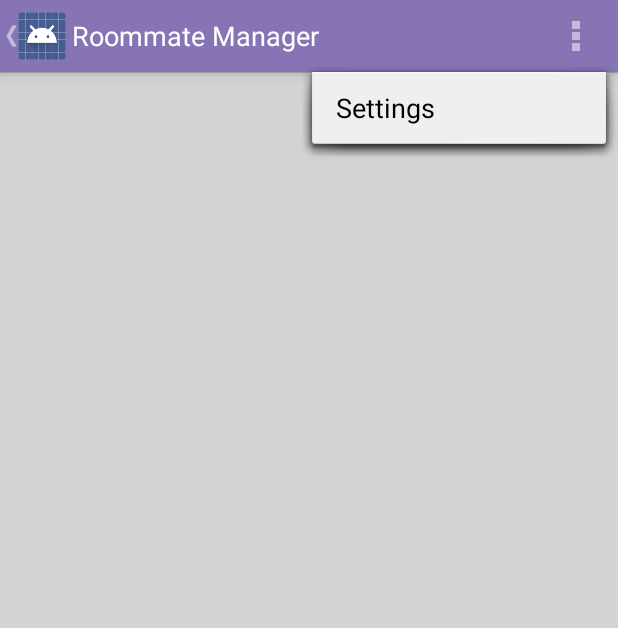
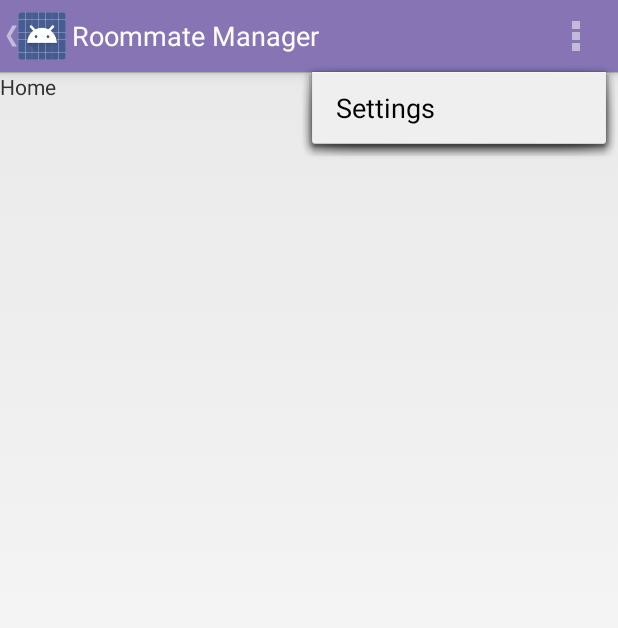
Before and after one commit to GVanderLugt/RoommateManager, an Android app: the screen it shows after launch (MainActivity), with the options menu open, on a phone screen of 412 x 824 dp. Shown: the top 628 px of the screen. Run offline under Robolectric (Android 15) with nearby library versions, the phone set to English and light mode, and no system bars; 2 statements that could not run were skipped.

Commit message:
Created Primary Fragments

```diff
--- /dev/null
+++ b/app/src/main/java/edu/iupui/gdvander/roommatemanager/app/HomeFragment.java
@@ -0,0 +1,17 @@
+package edu.iupui.gdvander.roommatemanager.app;
+
+import android.os.Bundle;
+import android.app.Fragment;
+import android.view.LayoutInflater;
+import android.view.View;
+import android.view.ViewGroup;
+
+public class HomeFragment extends Fragment {
+    @Override
+    public View onCreateView(LayoutInflater inflater, ViewGroup container,
+                             Bundle savedInstanceState){
+        View rootView = inflater.inflate(R.layout.fragment_home, container, false);
+
+        return rootView;
+    }
+}
--- a/app/src/main/java/edu/iupui/gdvander/roommatemanager/app/MainActivity.java
+++ b/app/src/main/java/edu/iupui/gdvander/roommatemanager/app/MainActivity.java
@@ -49,11 +49,45 @@ public class MainActivity extends Activity
 
     @Override
     public void onNavigationDrawerItemSelected(int position) {
+        //Set the initial fragment to the HomeFragment
+        Fragment fragment = new HomeFragment();
+
+        //Set the initial title to 'Home'
+        mTitle = getString(R.string.title_section1);
+
+        //Declare the fragment manager
+        FragmentManager fragmentManager = getFragmentManager();
+
+        //Switch to the fragment selected
+        switch(position){
+            case 0:
+                fragment = new HomeFragment();
+                mTitle = getString(R.string.title_section1);
+                break;
+            case 1:
+                fragment = new GroceriesFragment();
+                mTitle = getString(R.string.title_section2);
+                break;
+            case 2:
+                fragment = new FinancesFragment();
+                mTitle = getString(R.string.title_section3);
+                break;
+            case 3:
+                fragment = new ToDoFragment();
+                mTitle = getString(R.string.title_section4);
+                break;
+        }
+
+        //Replace the existing fragment with the new fragment
+        fragmentManager.beginTransaction().replace(R.id.container, fragment).commit();
+
+       /*
         // update the main content by replacing fragments
         FragmentManager fragmentManager = getFragmentManager();
         fragmentManager.beginTransaction()
                 .replace(R.id.container, PlaceholderFragment.newInstance(position + 1))
                 .commit();
+                */
     }
 
     public void onSectionAttached(int number) {
@@ -66,6 +100,9 @@ public class MainActivity extends Activity
                 break;
             case 3:
                 mTitle = getString(R.string.title_section3);
+                break;
+            case 4:
+                mTitle = getString(R.string.title_section4);
                 break;
         }
     }
@@ -105,18 +142,18 @@ public class MainActivity extends Activity
 
     /**
      * A placeholder fragment containing a simple view.
-     */
+
     public static class PlaceholderFragment extends Fragment {
         /**
          * The fragment argument representing the section number for this
          * fragment.
-         */
+
         private static final String ARG_SECTION_NUMBER = "section_number";
 
         /**
          * Returns a new instance of this fragment for the given section
          * number.
-         */
+
         public static PlaceholderFragment newInstance(int sectionNumber) {
             PlaceholderFragment fragment = new PlaceholderFragment();
             Bundle args = new Bundle();
@@ -142,5 +179,6 @@ public class MainActivity extends Activity
                     getArguments().getInt(ARG_SECTION_NUMBER));
         }
     }
+        **/
 
 }
--- /dev/null
+++ b/app/src/main/res/drawable-hdpi/activated_background.xml
@@ -0,0 +1,7 @@
+<?xml version="1.0" encoding="utf-8"?>
+
+<selector xmlns:android="http://schemas.android.com/apk/res/android">
+    <item android:state_activated="true" android:drawable="@drawable/list_selected"/>
+    <item android:state_selected="true" android:drawable="@drawable/list_selected"/>
+    <item android:state_pressed="true" android:drawable="@drawable/list_selected"/>
+</selector>
--- /dev/null
+++ b/app/src/main/res/layout/fragment_home.xml
@@ -0,0 +1,13 @@
+<FrameLayout xmlns:android="http://schemas.android.com/apk/res/android"
+    xmlns:tools="http://schemas.android.com/tools"
+    android:layout_width="match_parent"
+    android:layout_height="match_parent"
+    tools:context="edu.iupui.gdvander.roommatemanager.app.HomeFragment">
+
+    <!-- TODO: Update blank fragment layout -->
+    <TextView
+        android:layout_width="match_parent"
+        android:layout_height="match_parent"
+        android:text="Home" />
+
+</FrameLayout>
--- a/app/src/main/res/values/drawable.xml
+++ b/app/src/main/res/values/drawable.xml
@@ -7,4 +7,8 @@
 
     <!-- Relative Layout Drawables -->
     <drawable name="relative_layout_background">#ffd3d3d3</drawable>
+
+    <!-- Nav Drawer List View Drawables -->
+    <drawable name="list_selected">#ff695797</drawable>
+
 </resources>
--- a/app/src/main/res/values/strings.xml
+++ b/app/src/main/res/values/strings.xml
@@ -8,10 +8,10 @@
     <string name="title_section2">Groceries</string>
     <string name="title_section3">Finances</string>
     <string name="title_section4">To - Do</string>
-
     <string name="navigation_drawer_open">Open navigation drawer</string>
     <string name="navigation_drawer_close">Close navigation drawer</string>
     <string name="action_example">Example action</string>
     <string name="action_settings">Settings</string>
+    <string name="hello_blank_fragment">Hello blank fragment</string>
 
 </resources>
--- a/app/src/main/res/values/styles.xml
+++ b/app/src/main/res/values/styles.xml
@@ -4,6 +4,7 @@
     <style name="AppTheme" parent="android:Theme.Holo.Light.DarkActionBar">
         <!-- Customize your theme here. -->
         <item name="android:actionBarStyle">@style/AppTheme.ActionBar</item>
+        <item name="android:activatedBackgroundIndicator">@drawable/activated_background</item>
     </style>
 
     <!-- Action Bar Style Defined -->
@@ -21,5 +22,4 @@
         <item name="android:background">@drawable/relative_layout_background</item>
     </style>
 
-
 </resources>
```
Also changed, not shown: app/src/main/java/edu/iupui/gdvander/roommatemanager/app/FinancesFragment.java (added, +17 -0 lines), app/src/main/java/edu/iupui/gdvander/roommatemanager/app/GroceriesFragment.java (added, +17 -0 lines), app/src/main/java/edu/iupui/gdvander/roommatemanager/app/ToDoFragment.java (added, +17 -0 lines), app/src/main/res/layout/fragment_finances.xml (added, +13 -0 lines), app/src/main/res/layout/fragment_groceries.xml (added, +13 -0 lines), app/src/main/res/layout/fragment_to_do.xml (added, +13 -0 lines).
